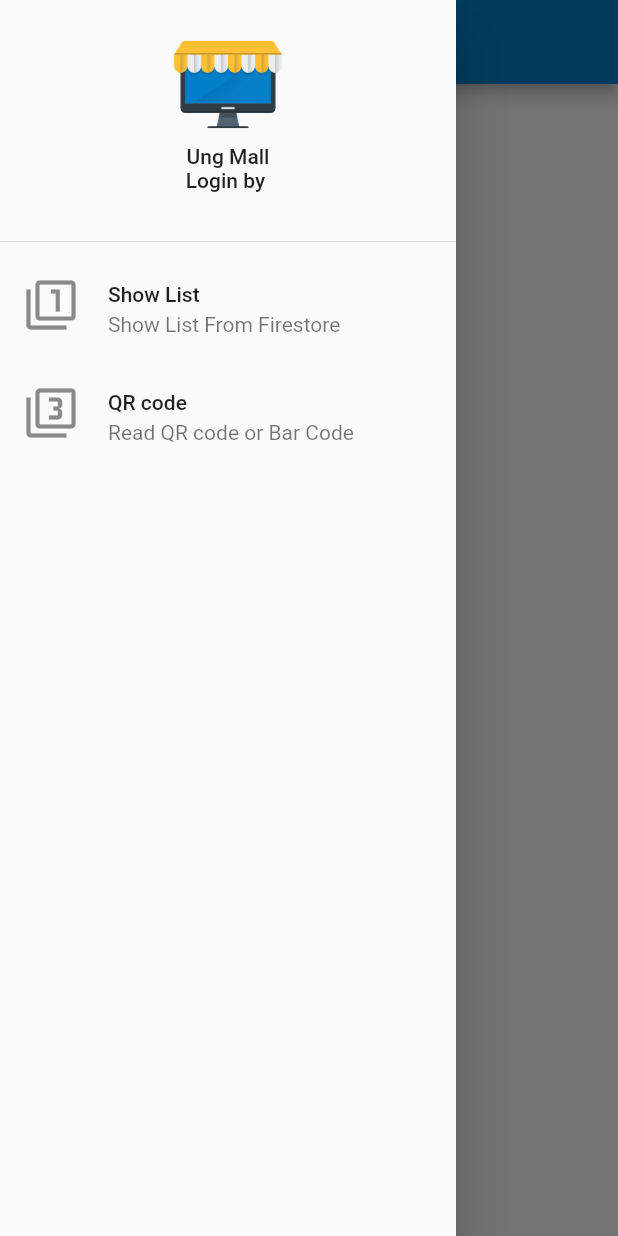
After one commit to masterUNG/UngMall, a Flutter app: the MyService screen opened directly, in the side drawer, after a tap on "Show List", on a phone screen of 412 x 824 dp. The commit adds this screen. Run offline on Flutter 3.47's test engine with Material 2 defaults, Android fonts, the phone set to English and light mode, and no system bars; our stand-ins replace firebase_auth; missing offline and left inert: barcode_scan; accounts and stored records are empty.

Commit message:
QR code readed Success

```diff
--- /dev/null
+++ b/lib/scaffold/my_service.dart
@@ -0,0 +1,128 @@
+import 'package:barcode_scan/barcode_scan.dart';
+import 'package:firebase_auth/firebase_auth.dart';
+import 'package:flutter/material.dart';
+import 'package:ungmall/utility/my_style.dart';
+import 'package:ungmall/utility/normal_dialog.dart';
+import 'package:ungmall/widget/show_list.dart';
+
+class MyService extends StatefulWidget {
+  @override
+  _MyServiceState createState() => _MyServiceState();
+}
+
+class _MyServiceState extends State<MyService> {
+  // Field
+  String loginString = '...';
+  Widget currentWidget = ShowList();
+
+  // Method
+  Widget menuShowList() {
+    return ListTile(
+      leading: Icon(
+        Icons.filter_1,
+        size: 36.0,
+      ),
+      title: Text('Show List'),
+      subtitle: Text('Show List From Firestore'),
+      onTap: (){},
+    );
+  }
+
+  Widget menuQRcode() {
+    return ListTile(
+      leading: Icon(
+        Icons.filter_3,
+        size: 36.0,
+      ),
+      title: Text('QR code'),
+      subtitle: Text('Read QR code or Bar Code'),
+      onTap: (){
+        Navigator.of(context).pop();
+        readQRthread();
+      },
+    );
+  }
+
+  Future<void> readQRthread()async{
+
+    try {
+
+      String codeReaded = await BarcodeScanner.scan();
+
+      if (codeReaded != null) {
+        normalDialog(context, 'Code Readed', 'Code = $codeReaded');
+      } else {
+        normalDialog(context, 'Code Readed', 'Cannot Read');
+      }
+
+
+    } catch (e) {
+    }
+
+  }
+
+  @override
+  void initState() {
+    super.initState();
+    findDisplayName();
+  }
+
+  Future<void> findDisplayName() async {
+    FirebaseAuth firebaseAuth = FirebaseAuth.instance;
+    FirebaseUser firebaseUser = await firebaseAuth.currentUser();
+    setState(() {
+      loginString = firebaseUser.displayName;
+    });
+    print('login = $loginString');
+  }
+
+  Widget showLogin() {
+    return Text('Login by $loginString');
+  }
+
+  Widget showAppName() {
+    return Text('Ung Mall');
+  }
+
+  Widget showLogo() {
+    return Container(
+      width: 80.0,
+      height: 80.0,
+      child: Image.asset('images/logo.png'),
+    );
+  }
+
+  Widget headDrawer() {
+    return DrawerHeader(
+      child: Column(
+        children: <Widget>[
+          showLogo(),
+          showAppName(),
+          showLogin(),
+        ],
+      ),
+    );
+  }
+
+  Widget showDrawer() {
+    return Drawer(
+      child: ListView(
+        children: <Widget>[
+          headDrawer(),menuShowList(),menuQRcode(),
+        ],
+      ),
+    );
+  }
+
+  @override
+  Widget build(BuildContext context) {
+    return Scaffold(
+      appBar: AppBar(
+        backgroundColor: MyStyle().textColor,
+        title: Text('My Service'),
+      ),
+      body: currentWidget,
+      drawer: showDrawer(),
+    );
+  }
+}
--- /dev/null
+++ b/lib/widget/show_list.dart
@@ -0,0 +1,15 @@
+import 'package:flutter/material.dart';
+
+class ShowList extends StatefulWidget {
+  @override
+  _ShowListState createState() => _ShowListState();
+}
+
+class _ShowListState extends State<ShowList> {
+  @override
+  Widget build(BuildContext context) {
+    return Container(
+      child: Text('This is ShowList'),
+    );
+  }
+}
--- a/pubspec.yaml
+++ b/pubspec.yaml
@@ -24,6 +24,8 @@ dependencies:
   # Use with the CupertinoIcons class for iOS style icons.
   cupertino_icons: ^0.1.2
   firebase_auth: ^0.15.0+1
+  cloud_firestore: ^0.12.10+2
+  barcode_scan: ^1.0.0
 
 dev_dependencies:
   flutter_test:
```
Also changed, not shown: lib/scaffold/authen.dart (+56 -8 lines), pubspec.lock, 9 other files.
